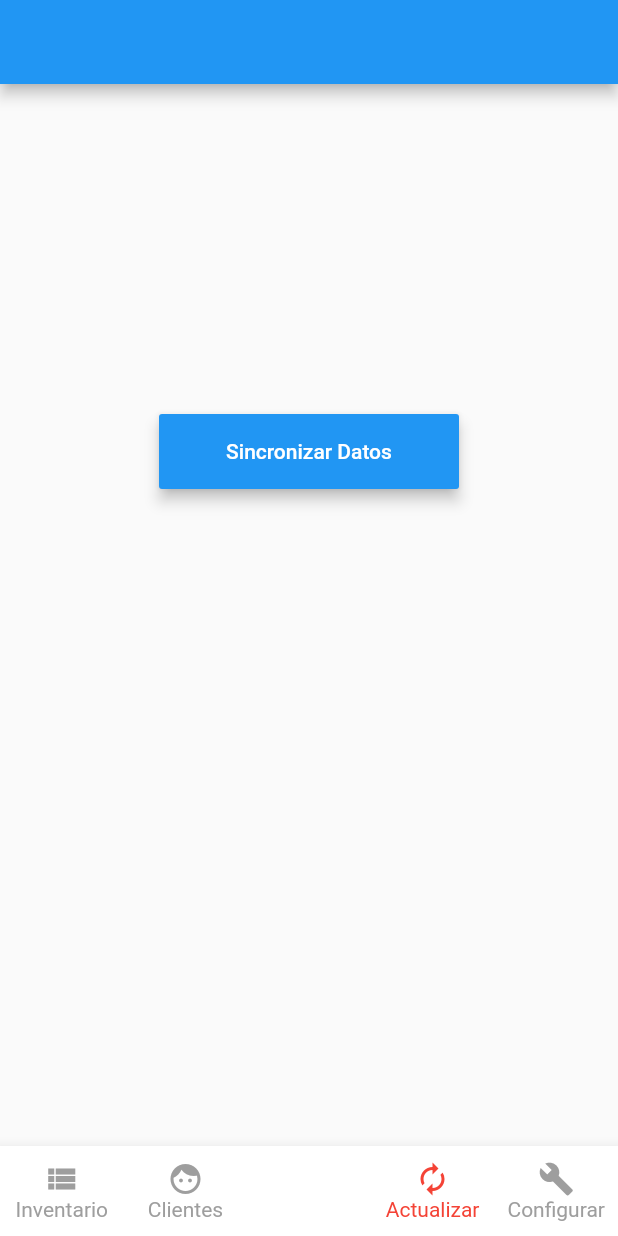
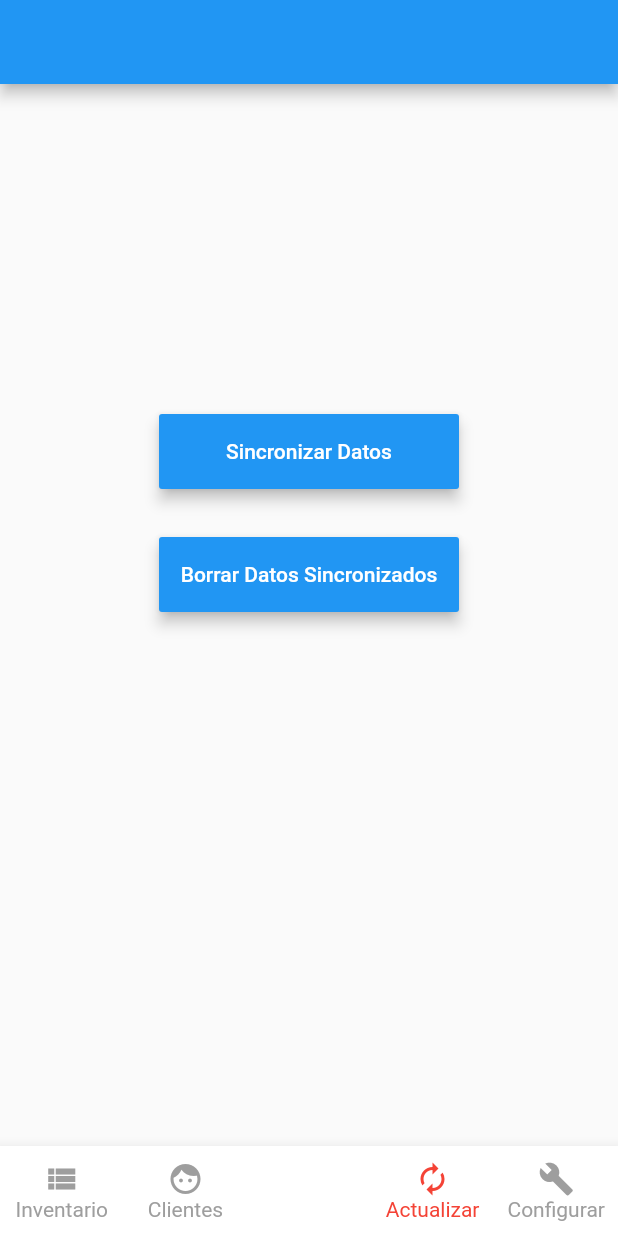
Before and after one commit to oavasquez/flutter_test, a Flutter app: the MyHomePage screen opened directly, item 3 of the bottom bar chosen, after a tap on "Sincronizar Datos", on a phone screen of 412 x 824 dp. Run offline on Flutter 3.47's test engine with Material 2 defaults, Android fonts, the phone set to English and light mode, and no system bars; our stand-ins replace shared_preferences, sqflite; missing offline and left inert: flutter_barcode_scanner; accounts and stored records are empty; network calls fail.

Commit message:
Sincronizacion exitosa al recibir informacion del servidor y guardarla de manera offline con SQFlite

```diff
--- a/lib/Vw_Sincronizar.dart
+++ b/lib/Vw_Sincronizar.dart
@@ -16,13 +16,12 @@ class Sincronizar extends StatefulWidget {
   }
 }
 
+void BorrarDatos() async {
 
-List<Articulo> testArticulos = [
-  Articulo(nombreArticulo: "Raouf"),
-  Articulo(nombreArticulo: "Raouf"),
-  Articulo(nombreArticulo: "Raouf"),
-];
+  await DBProvider.db.deleteAll();
+  print("Datos Borrados Exitosamente");
 
+}
 
 Future<List<Articulo>> solicitandoArticulos() async {
   Map data;
@@ -41,17 +40,16 @@ Future<List<Articulo>> solicitandoArticulos() async {
     List responseJson = json.decode(data['d']);
 
     List<Articulo> ListaArticulos = responseJson.map((m) => new Articulo.fromJson(m)).toList();
+
     print(ListaArticulos[50].nombreArticulo);
 
-    await ListaArticulos.map((x) async=>(
-        await DBProvider.db.newArticulo(x)
 
+    for(var i = 0; i < ListaArticulos.length; i++){
+      await DBProvider.db.newArticulo(ListaArticulos[i]);
+      print(ListaArticulos[i]);
+    }
 
-    ));
-
-
-
-
+    print("se ha terminado la sincronizacion");
 
     return ListaArticulos;
 
@@ -107,6 +105,24 @@ class SincronizarState extends State<Sincronizar> {
                   child: Text('Sincronizar Datos'),
                 ),
               ),
+            ),    Padding(
+              padding: const EdgeInsets.symmetric(vertical: 16.0),
+              child: ButtonTheme(
+                minWidth: 200.0,
+                height: 50.0,
+                child: RaisedButton(
+                  textColor: Colors.white,
+                  padding: const EdgeInsets.all(8.0),
+                  color: Theme.of(context).accentColor,
+                  elevation: 4.0,
+                  splashColor: Colors.blueGrey,
+                  onPressed: () {
+                    BorrarDatos();
+
+                  },
+                  child: Text('Borrar Datos Sincronizados'),
+                ),
+              ),
             ),
           ],
         ));
@@ -140,7 +156,7 @@ class MostrarSincronizacionState extends State<MostrarSincronizacion> {
           itemCount: snapshot.data.length,
           itemBuilder: (BuildContext context, int index) {
             List<Articulo> posts = snapshot.data;
-            print(posts[index].nombreArticulo);
+
             return Card(
 
               child: Padding(
--- a/pubspec.yaml
+++ b/pubspec.yaml
@@ -28,6 +28,8 @@ dependencies:
   shared_preferences: ^0.5.2
   sqflite: ^1.1.5
   path_provider: ^0.5.0+1
+  modal_progress_hud: ^0.1.3
+
 
 dev_dependencies:
   flutter_test:
```
Also changed, not shown: lib/Database.dart (+4 -4 lines), pubspec.lock.
